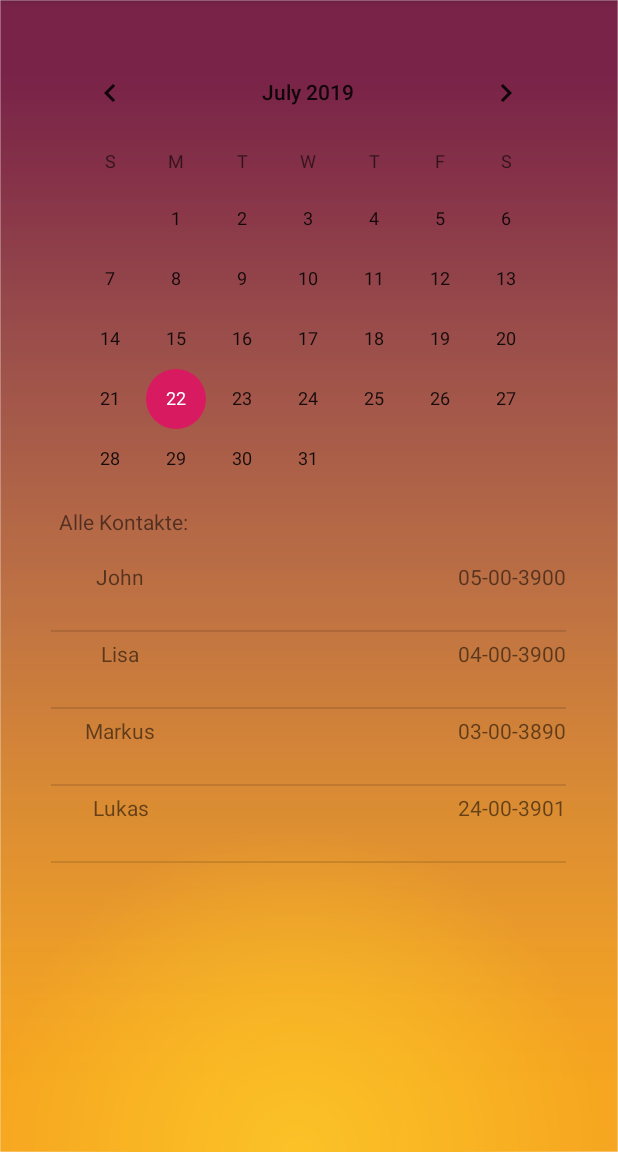
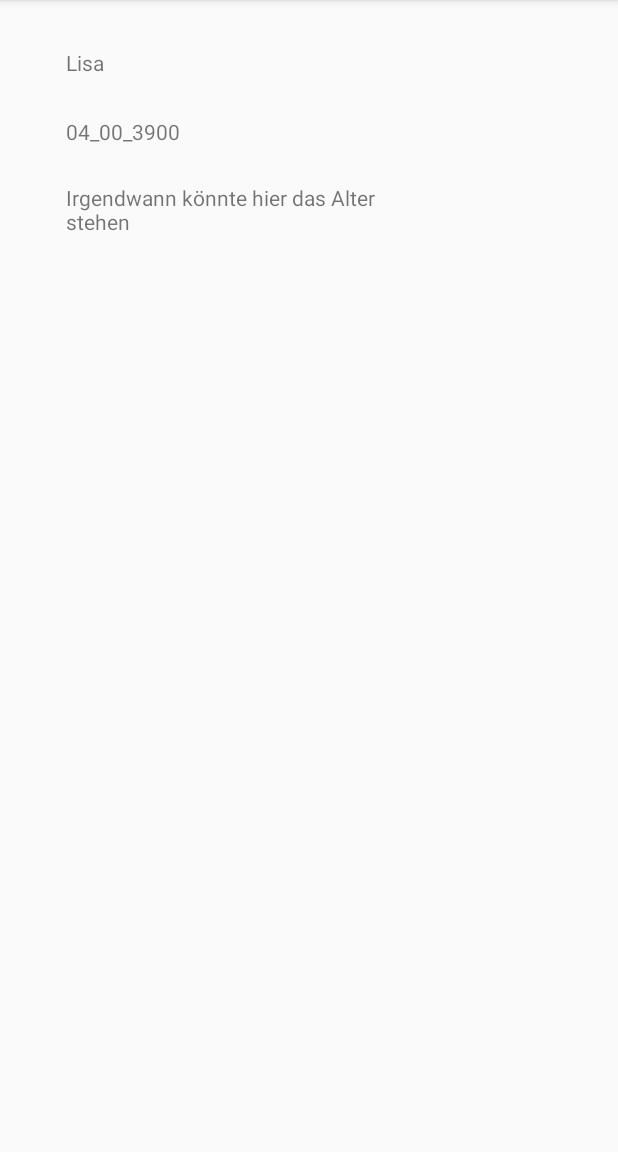
Before and after one commit to Yukiko0808/Moba, an Android app: the screen it shows after launch (MainActivity before the commit, ContactActivity after it), after a tap on "Lisa", on a phone screen of 412 x 824 dp, the part 84-1236 px from its top. Run offline under Robolectric (Android 15) with nearby library versions, the phone set to English and light mode, and no system bars.

Commit message:
Contact Activity maybe now

```diff
--- a/app/src/main/java/com/example/scopoday/ContactActivity.java
+++ b/app/src/main/java/com/example/scopoday/ContactActivity.java
@@ -3,12 +3,31 @@ package com.example.scopoday;
 import androidx.appcompat.app.AppCompatActivity;
 
 import android.os.Bundle;
+import android.widget.TextView;
+
+import java.text.Format;
+import java.text.SimpleDateFormat;
 
 public class ContactActivity extends AppCompatActivity {
+
+    TextView contactNameText;
+    TextView contactBirthday;
+    SimpleDateFormat sdf = new SimpleDateFormat("dd_mm_yyyy");
 
     @Override
     protected void onCreate(Bundle savedInstanceState) {
         super.onCreate(savedInstanceState);
         setContentView(R.layout.activity_contact);
-    }
+
+        contactNameText = findViewById(R.id.ContactName_TV_ID);
+        contactNameText.setText(MainActivity.transmittedContact.getName());
+
+        contactBirthday = findViewById(R.id.ContactBirthday_TV_ID);
+        contactBirthday.setText(sdf.format(MainActivity.transmittedContact.getBirthdate()));
+
+     }
+
+     private int CalculateAge(){
+        return 1;
+     }
 }
--- a/app/src/main/java/com/example/scopoday/MainActivity.java
+++ b/app/src/main/java/com/example/scopoday/MainActivity.java
@@ -1,6 +1,8 @@
 package com.example.scopoday;
 
 import androidx.appcompat.app.AppCompatActivity;
+
+import android.content.Intent;
 import android.os.Bundle;
 import android.os.Debug;
 import android.util.Log;
@@ -22,6 +24,9 @@ public class MainActivity extends AppCompatActivity {
     private static final String TAG = "MainActivity";
     TextView contactText;
     String contactInfo;
+    public static Contact transmittedContact;
+
+
 
     //ArrayAdapter adapter;
 
@@ -36,7 +41,7 @@ public class MainActivity extends AppCompatActivity {
         ListView contactListView = findViewById(R.id.ContantList_ID);
 
 
-        Contact john = new Contact("John", new Date(2000,05,05));
+        Contact john = new Contact("John", new Date(1999,05,03));
         Contact lisa = new Contact("Lisa", new Date(2000,04,04));
         Contact markus = new Contact("Markus", new Date(1990,03,03));
         Contact lukas = new Contact("Lukas", new Date(2001,07,24));
@@ -56,6 +61,8 @@ public class MainActivity extends AppCompatActivity {
             @Override
             public void onItemClick(AdapterView<?> adapterView, View view, int i, long l) {
                 Toast.makeText(MainActivity.this, ""+ contactArrayList.get(i).getName(), Toast.LENGTH_SHORT).show();
+                transmittedContact = contactArrayList.get(i);
+                openContactActivity();
             }
         });
 
@@ -89,9 +96,12 @@ public class MainActivity extends AppCompatActivity {
 
     }
 
+    public void openContactActivity(){
+        Intent intent = new Intent(this, ContactActivity.class);
+        startActivity(intent);
+    }
+
     public void AddContact(Contact contact){
-
-
 
         /*
         boolean insertData = db.addContact(contact);
--- a/app/src/main/res/layout/activity_contact.xml
+++ b/app/src/main/res/layout/activity_contact.xml
@@ -8,21 +8,41 @@
 
     <TextView
         android:id="@+id/ContactName_TV_ID"
-        android:layout_width="232dp"
-        android:layout_height="37dp"
-        android:layout_marginStart="8dp"
-        android:layout_marginTop="8dp"
+        android:layout_width="235dp"
+        android:layout_height="38dp"
+        android:layout_marginStart="28dp"
+        android:layout_marginTop="32dp"
         android:text="Beispiel Name"
-        app:layout_constraintStart_toStartOf="parent"
+        app:layout_constraintStart_toEndOf="@+id/imageView"
         app:layout_constraintTop_toTopOf="parent" />
 
     <TextView
         android:id="@+id/ContactBirthday_TV_ID"
-        android:layout_width="228dp"
-        android:layout_height="35dp"
-        android:layout_marginStart="8dp"
+        android:layout_width="233dp"
+        android:layout_height="36dp"
+        android:layout_marginStart="28dp"
         android:layout_marginTop="8dp"
         android:text="00-00-0000"
+        app:layout_constraintStart_toEndOf="@+id/imageView"
+        app:layout_constraintTop_toBottomOf="@+id/ContactName_TV_ID" />
+
+    <TextView
+        android:id="@+id/ContactAlter_TV_ID"
+        android:layout_width="234dp"
+        android:layout_height="37dp"
+        android:layout_marginStart="28dp"
+        android:layout_marginTop="8dp"
+        android:text="Irgendwann könnte hier das Alter stehen"
+        app:layout_constraintStart_toEndOf="@+id/imageView"
+        app:layout_constraintTop_toBottomOf="@+id/ContactBirthday_TV_ID" />
+
+    <ImageView
+        android:id="@+id/imageView"
+        android:layout_width="wrap_content"
+        android:layout_height="wrap_content"
+        android:layout_marginStart="16dp"
+        android:layout_marginTop="32dp"
         app:layout_constraintStart_toStartOf="parent"
-        app:layout_constraintTop_toBottomOf="@+id/ContactName_TV_ID" />
+        app:layout_constraintTop_toTopOf="parent"
+        tools:srcCompat="@tools:sample/avatars" />
 </androidx.constraintlayout.widget.ConstraintLayout>
--- a/app/src/main/res/layout/activity_main.xml
+++ b/app/src/main/res/layout/activity_main.xml
@@ -15,7 +15,7 @@
         android:layout_height="298dp"
 
         android:layout_marginStart="8dp"
-        android:layout_marginTop="28dp"
+        android:layout_marginTop="36dp"
         android:layout_marginEnd="8dp"
         android:background="#00FFFFFF"
         android:focusedMonthDateColor="#001562D6"
@@ -24,7 +24,7 @@
         android:weekNumberColor="#40039BE5"
         android:weekSeparatorLineColor="#5E35B1"
         app:layout_constraintEnd_toEndOf="parent"
-        app:layout_constraintHorizontal_bias="0.489"
+        app:layout_constraintHorizontal_bias="0.446"
         app:layout_constraintStart_toStartOf="parent"
         app:layout_constraintTop_toTopOf="parent" />
 
```
